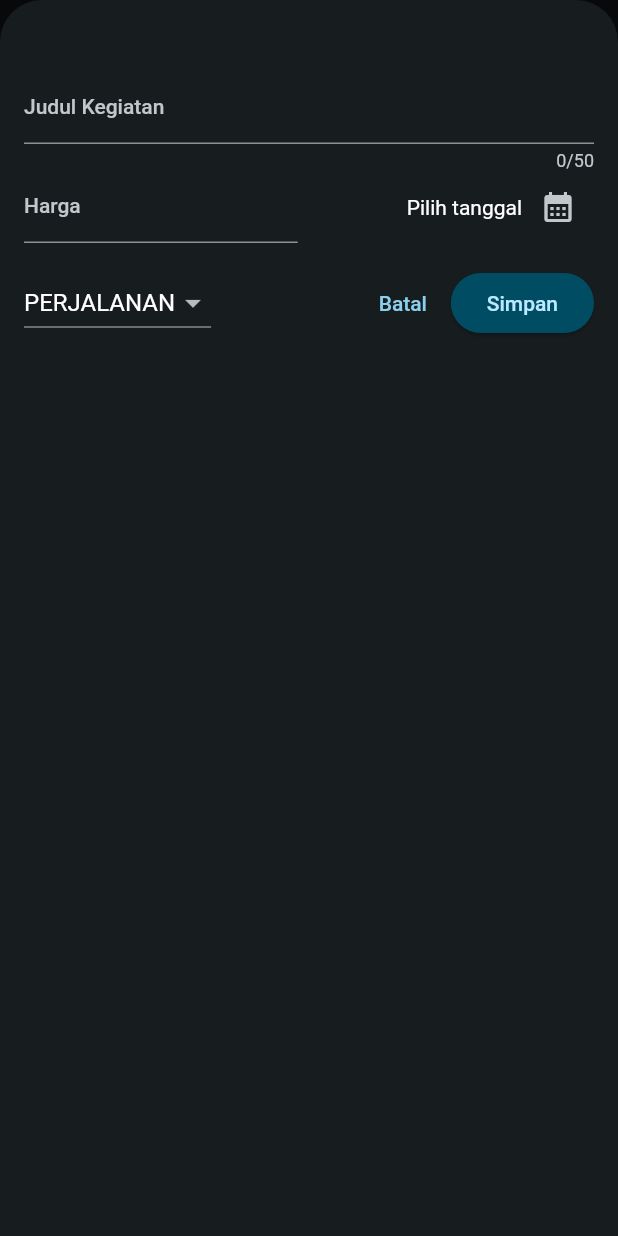
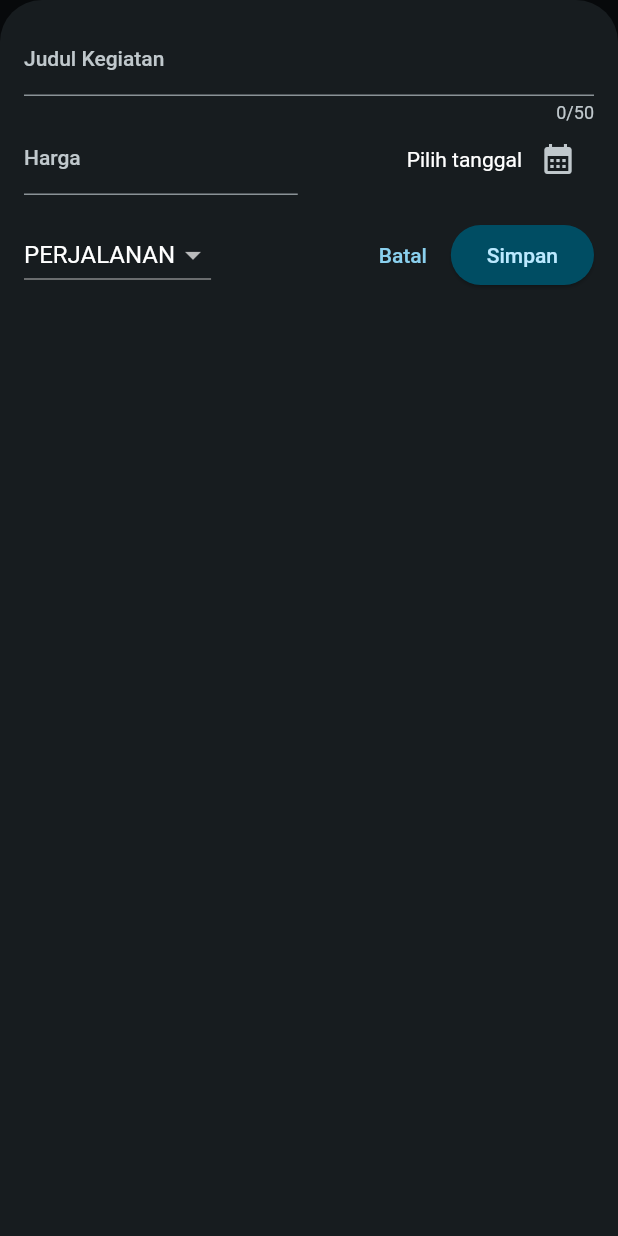
Before and after one commit to syafrialzulmi/belajar-udemy, a Flutter app: the screen it shows after launch, after a tap on the "add" icon, on a phone screen of 412 x 824 dp. Run offline on Flutter 3.47's test engine with Material 2 defaults, Android fonts, the phone set to English and light mode, and no system bars; our stand-ins replace google_fonts.

Commit message:
update ui

```diff
--- a/flutter_expense_tracker/lib/main.dart
+++ b/flutter_expense_tracker/lib/main.dart
@@ -1,5 +1,6 @@
 import 'package:flutter/material.dart';
 import 'package:flutter_expense_tracker/widgets/expenses.dart';
+// import 'package:flutter/services.dart';
 
 var kColorScheme = ColorScheme.fromSeed(
   seedColor: const Color.fromARGB(255, 95, 59, 181),
@@ -11,6 +12,10 @@ var kDarkColorScheme = ColorScheme.fromSeed(
 );
 
 void main() {
+  // WidgetsFlutterBinding.ensureInitialized();
+  // SystemChrome.setPreferredOrientations([DeviceOrientation.portraitUp])
+  //     .then((fn) {
+  //   return
   runApp(
     MaterialApp(
       themeMode: ThemeMode.dark,
@@ -62,4 +67,5 @@ void main() {
       home: const Expenses(),
     ),
   );
+  // });
 }
--- a/flutter_expense_tracker/lib/widgets/expenses.dart
+++ b/flutter_expense_tracker/lib/widgets/expenses.dart
@@ -29,6 +29,7 @@ class _ExpensesState extends State<Expenses> {
 
   void _openAddExpenseOverly() {
     showModalBottomSheet(
+      useSafeArea: true,
       isScrollControlled: true,
       context: context,
       builder: (ctx) => NewExpense(onAddExpense: _addExpense),
@@ -66,6 +67,12 @@ class _ExpensesState extends State<Expenses> {
 
   @override
   Widget build(BuildContext context) {
+    final width = MediaQuery.of(context).size.width;
+    // final height = MediaQuery.of(context).size.height;
+
+    // print(width);
+    // print(height);
+
     Widget mainContent = const Center(
       child: Text("Tidak ada data kegiatan. Mohon diisi kembali."),
     );
@@ -88,9 +95,24 @@ class _ExpensesState extends State<Expenses> {
           ),
         ],
       ),
-      body: Column(
+      body: width < 600
+          ? Column(
               children: [
-          Chart(expenses: _registeredExpenses),
+                Chart(
+                  expenses: _registeredExpenses,
+                ),
+                Expanded(
+                  child: mainContent,
+                ),
+              ],
+            )
+          : Row(
+              children: [
+                Expanded(
+                  child: Chart(
+                    expenses: _registeredExpenses,
+                  ),
+                ),
                 Expanded(
                   child: mainContent,
                 ),
--- a/flutter_expense_tracker/lib/widgets/new_expense.dart
+++ b/flutter_expense_tracker/lib/widgets/new_expense.dart
@@ -1,3 +1,6 @@
+import 'dart:io';
+
+import 'package:flutter/cupertino.dart';
 import 'package:flutter/material.dart';
 import 'package:flutter_expense_tracker/models/expense.dart';
 
@@ -34,12 +37,27 @@ class _NewExpenseState extends State<NewExpense> {
     });
   }
 
-  void _submitExpensesData() {
-    final enteredAmount = double.parse(_amountController.text);
-    final amountIsValid = enteredAmount == null || enteredAmount <= 0;
-    if (_titleController.text.trim().isEmpty ||
-        amountIsValid ||
-        _selectedCategory == null) {
+  void _showDialog() {
+    if (Platform.isIOS) {
+      showCupertinoDialog(
+        context: context,
+        builder: (ctx) {
+          return CupertinoAlertDialog(
+            title: const Text("Masukan Tidak Valid"),
+            content: const Text(
+                "Harap pastikan judul, jumlah, tanggal dan kategori yang dimasukkan valid"),
+            actions: [
+              TextButton(
+                onPressed: () {
+                  Navigator.pop(ctx);
+                },
+                child: const Text("Oke"),
+              ),
+            ],
+          );
+        },
+      );
+    } else {
       showDialog(
         context: context,
         builder: (ctx) => AlertDialog(
@@ -56,6 +74,16 @@ class _NewExpenseState extends State<NewExpense> {
           ],
         ),
       );
+    }
+  }
+
+  void _submitExpensesData() {
+    final enteredAmount = double.tryParse(_amountController.text);
+    final amountIsValid = enteredAmount == null || enteredAmount <= 0;
+    if (_titleController.text.trim().isEmpty ||
+        amountIsValid ||
+        _selectedCategory == null) {
+      _showDialog();
       return;
     }
 
@@ -80,10 +108,24 @@ class _NewExpenseState extends State<NewExpense> {
 
   @override
   Widget build(BuildContext context) {
-    return Padding(
-      padding: const EdgeInsets.fromLTRB(16, 48, 16, 16),
+    final keyboardSpace = MediaQuery.of(context).viewInsets.bottom;
+    return LayoutBuilder(
+      builder: (context, constraints) {
+        // print(constraints.minHeight);
+        // print(constraints.maxHeight);
+        // print(constraints.minWidth);
+        final width = constraints.maxWidth;
+        print(width);
+
+        return SizedBox(
+          height: double.infinity,
+          child: SingleChildScrollView(
+            child: Padding(
+              padding: EdgeInsets.fromLTRB(16, 16, 16, keyboardSpace + 16),
               child: Column(
                 children: [
+                  // if (width >= 640)
+                  // else
                   TextField(
                     controller: _titleController,
                     maxLength: 50,
@@ -162,6 +204,10 @@ class _NewExpenseState extends State<NewExpense> {
                   )
                 ],
               ),
+            ),
+          ),
+        );
+      },
     );
   }
 }
```
Lines whose indentation alone changed are shown as unchanged.
